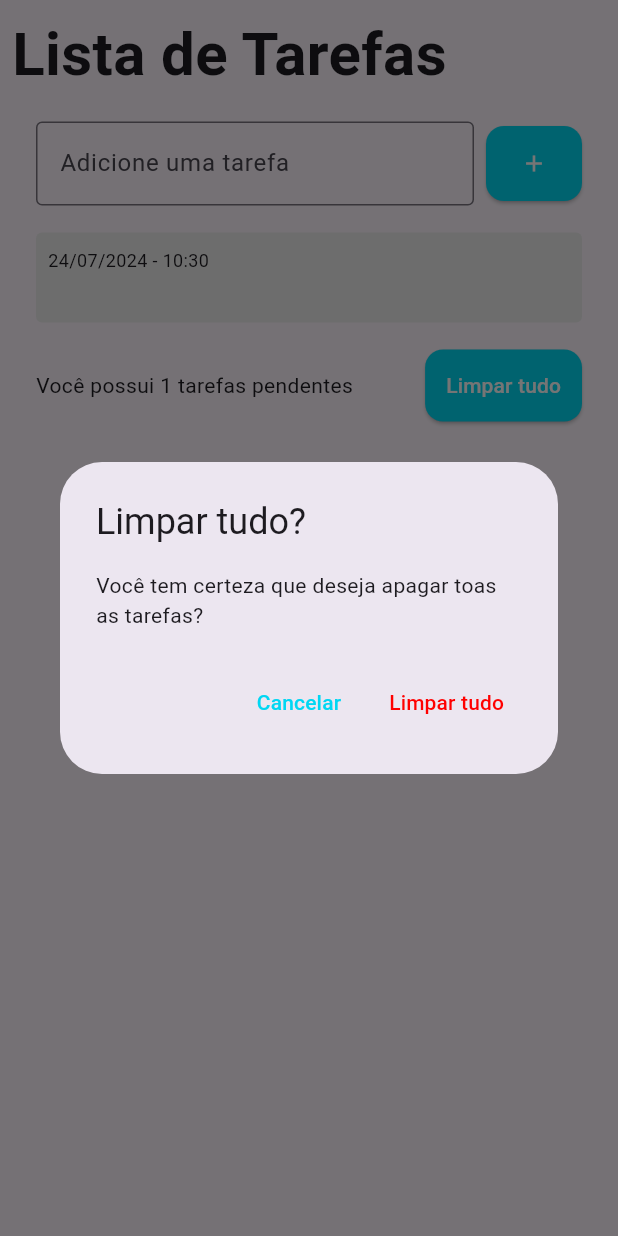
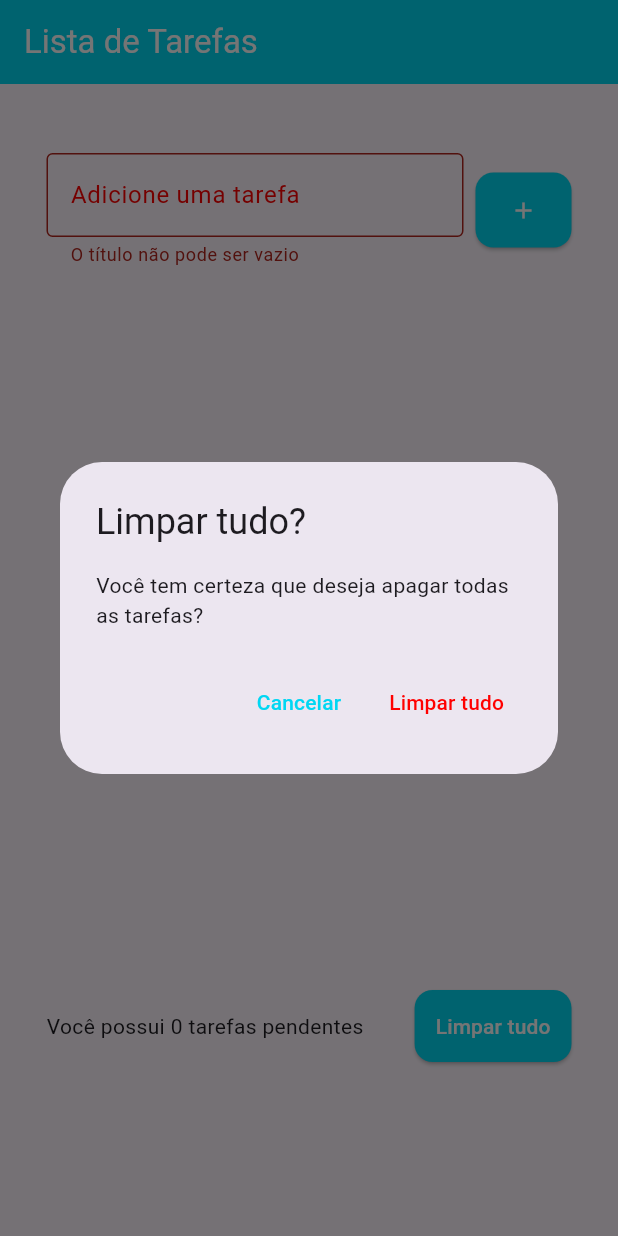
Before and after one commit to gabrielvicente1/lista_curso_flutter, a Flutter app: the screen it shows after launch, after a tap on the "add" icon, after a tap on "Limpar tudo", on a phone screen of 412 x 824 dp. Run offline on Flutter 3.47's test engine with Material 3 defaults, Android fonts, the phone set to English and light mode, and no system bars; drawn by our look-alikes of flutter_slidable; our stand-ins replace shared_preferences.

Commit message:
refactor: foi refatorado o código do todo_list com tamanho fixo para lista

```diff
--- a/lib/models/todo.dart
+++ b/lib/models/todo.dart
@@ -1,6 +1,17 @@
 class Todo {
+  Todo({required this.title, required this.dateTime});
 
-  Todo({required this.title, required this.dateTime});
+  Todo.fromJson(Map<String, dynamic> json)
+      : title = json['title'],
+        dateTime = DateTime.parse(json['dateTime']);
+
   String title;
   DateTime dateTime;
+
+  Map<String, dynamic> toJson() {
+    return {
+      'title': title,
+      'dateTime': dateTime.toIso8601String(),
+    };
+  }
 }
--- a/lib/pages/todo_list_page.dart
+++ b/lib/pages/todo_list_page.dart
@@ -1,6 +1,7 @@
 import 'package:flutter/cupertino.dart';
 import 'package:flutter/material.dart';
 import 'package:todo_list/models/todo.dart';
+import 'package:todo_list/repositories/todo_repository.dart';
 
 import '../widgets/todo_list_item.dart';
 
@@ -13,23 +14,42 @@ class TodoListPage extends StatefulWidget {
 
 class _TodoListPageState extends State<TodoListPage> {
   final TextEditingController todoController = TextEditingController();
+  final TodoRepository todoRepository = TodoRepository();
 
   List<Todo> todos = [];
   Todo? deletedTodo;
   int? deletedTodoPos;
+  String? errorText;
+
+  @override
+  void initState() {
+    super.initState();
+
+    todoRepository.getTodoList().then((value) {
+      setState(() {
+        todos = value;
+      });
+    });
+  }
+
+  bool get isErrorText => errorText != null;
 
   @override
   Widget build(BuildContext context) {
-    return SafeArea(
-      child: Scaffold(
+    return Scaffold(
+      appBar: AppBar(
+        title: Text('Lista de Tarefas', style: TextStyle(
+          fontWeight: FontWeight.w400
+        ),),
+        backgroundColor: Color(0xff00d7f3),
+        foregroundColor: Colors.white,
+
+      ),
       body: Padding(
-          padding: const EdgeInsets.all(8.0),
-          child: SingleChildScrollView(
+        padding: const EdgeInsets.symmetric(vertical: 30.0, horizontal: 15.0),
         child: Column(
           crossAxisAlignment: CrossAxisAlignment.start,
           children: [
-                Text('Lista de Tarefas',
-                    style: TextStyle(fontSize: 40, fontWeight: FontWeight.w600)),
             Center(
               child: Padding(
                 padding: EdgeInsets.all(16.0),
@@ -45,6 +65,16 @@ class _TodoListPageState extends State<TodoListPage> {
                               border: OutlineInputBorder(),
                               labelText: 'Adicione uma tarefa',
                               hintText: 'Ex. Ir para Academia',
+                              errorText: errorText,
+                              focusedBorder: OutlineInputBorder(
+                                borderSide: BorderSide(
+                                  color: Color(0xff00d7f3),
+                                  width: 2,
+                                ),
+                              ),
+                              labelStyle: TextStyle(
+                                color: isErrorText ? Color(0xFFFF0000) : Color(0xff00d7f3),
+                              ),
                             ),
                           ),
                         ),
@@ -52,11 +82,20 @@ class _TodoListPageState extends State<TodoListPage> {
                         ElevatedButton(
                           onPressed: () {
                             String text = todoController.text;
+                            if(text.isEmpty) {
+                              setState(() {
+                                errorText = 'O título não pode ser vazio';
+                              });
+                               return;
+                            }
                             setState(() {
                               Todo newTodo =
                                   Todo(title: text, dateTime: DateTime.now());
                               todos.add(newTodo);
+                              errorText = null;
                             });
+                            todoController.clear();
+                            todoRepository.saveTodoList(todos);
                           },
                           style: ElevatedButton.styleFrom(
                             backgroundColor: Color(0xff00d7f3),
@@ -71,7 +110,8 @@ class _TodoListPageState extends State<TodoListPage> {
                       ],
                     ),
                     SizedBox(height: 16),
-                        Flexible(
+                    Container(
+                      height: 450,
                       child: ListView(shrinkWrap: true, children: [
                         for (Todo todo in todos)
                           TodoListItem(
@@ -105,9 +145,10 @@ class _TodoListPageState extends State<TodoListPage> {
           ],
         ),
       ),
-        ),
-      ),
     );
+  }
+  void onEdit(Todo todo) {
+
   }
 
   void onDelete(Todo todo) {
@@ -117,7 +158,7 @@ class _TodoListPageState extends State<TodoListPage> {
     setState(() {
       todos.remove(todo);
     });
-    todos.remove(todo);
+    todoRepository.saveTodoList(todos);
 
     ScaffoldMessenger.of(context).clearSnackBars();
     ScaffoldMessenger.of(context).showSnackBar(SnackBar(
@@ -133,6 +174,7 @@ class _TodoListPageState extends State<TodoListPage> {
           setState(() {
             todos.insert(deletedTodoPos!, deletedTodo!);
           });
+          todoRepository.saveTodoList(todos);
         },
       ),
       duration: const Duration(seconds: 5),
@@ -144,7 +186,7 @@ class _TodoListPageState extends State<TodoListPage> {
       context: context,
       builder: (context) => AlertDialog(
         title: Text('Limpar tudo?'),
-        content: Text('Você tem certeza que deseja apagar toas as tarefas?'),
+        content: Text('Você tem certeza que deseja apagar todas as tarefas?'),
         actions: [
           TextButton(
               onPressed: () {
@@ -170,6 +212,7 @@ class _TodoListPageState extends State<TodoListPage> {
     setState(() {
       todos.clear();
     });
+    todoRepository.saveTodoList(todos);
 
   }
  }
--- /dev/null
+++ b/lib/repositories/todo_repository.dart
@@ -0,0 +1,23 @@
+import 'dart:convert';
+
+import 'package:shared_preferences/shared_preferences.dart';
+
+import '../models/todo.dart';
+
+const todoListKey = 'todo_list';
+
+class TodoRepository {
+late SharedPreferences sharedPreferences;
+
+  Future<List<Todo>> getTodoList() async{
+      sharedPreferences = await SharedPreferences.getInstance();
+      final String jsonString = sharedPreferences.getString(todoListKey) ?? '[]';
+      final List jsonDecoded = json.decode(jsonString) as List;
+      return jsonDecoded.map((e) => Todo.fromJson(e)).toList();
+  }
+
+  void saveTodoList(List<Todo> todos){
+   final String jsonString = json.encode(todos);
+   sharedPreferences.setString(todoListKey, jsonString);
+  }
+}
--- a/pubspec.yaml
+++ b/pubspec.yaml
@@ -37,6 +37,7 @@ dependencies:
   cupertino_icons: ^1.0.6
   intl: ^0.19.0
   flutter_slidable: ^3.1.1
+  shared_preferences: ^2.2.3
 
 dev_dependencies:
   flutter_test:
```
Also changed, not shown: pubspec.lock. Lines whose indentation alone changed are shown as unchanged.
